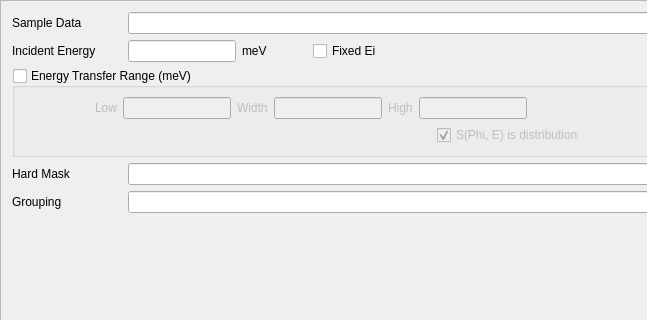
Before: the Qt Designer form Code/Mantid/scripts/Interface/ui/inelastic/dgs_sample_setup.ui in mantidproject/mantid, drawn with Qt 5; both pictures show x 0 to 647 and y 0 to 320 of the 1020 by 483 pixel window.
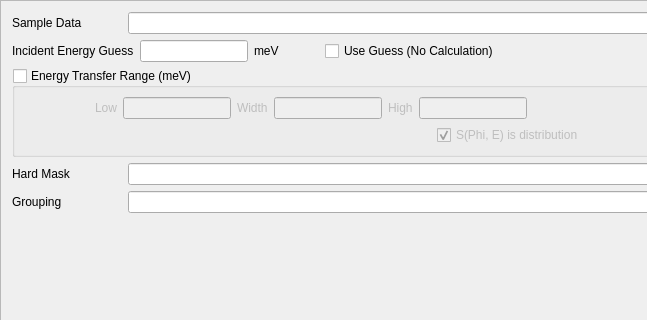
After: the same form once the commit is applied.

Commit message: Refs #5454. Changing incident energy widgets to make things clearer.

The edit to the form file:
```diff
--- a/Code/Mantid/scripts/Interface/ui/inelastic/dgs_sample_setup.ui
+++ b/Code/Mantid/scripts/Interface/ui/inelastic/dgs_sample_setup.ui
@@ -74,7 +74,7 @@
         </size>
        </property>
        <property name="text">
-        <string>Incident Energy</string>
+        <string>Incident Energy Guess</string>
        </property>
       </widget>
      </item>
@@ -114,7 +114,7 @@
      <item>
       <widget class="QCheckBox" name="fixed_ei_chkbox">
        <property name="text">
-        <string>Fixed Ei</string>
+        <string>Use Guess (No Calculation)</string>
        </property>
       </widget>
      </item>
```
Left out of the diff: 6 changed lines with no effect on the pictures. The commit also changes 3 other files.
